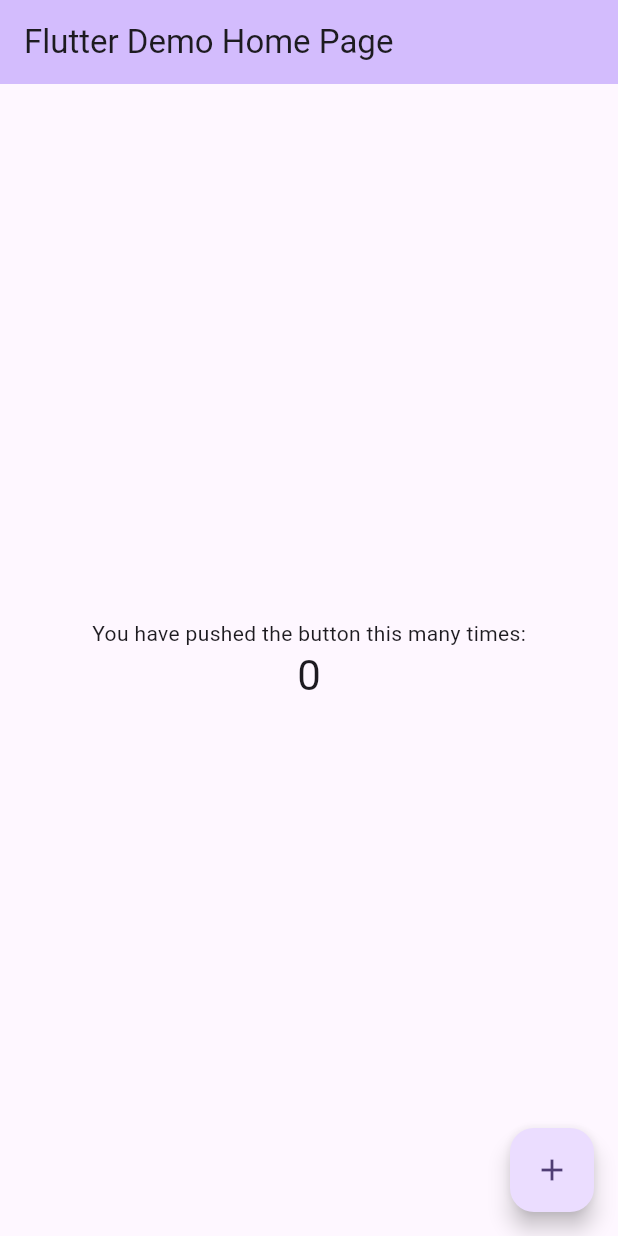
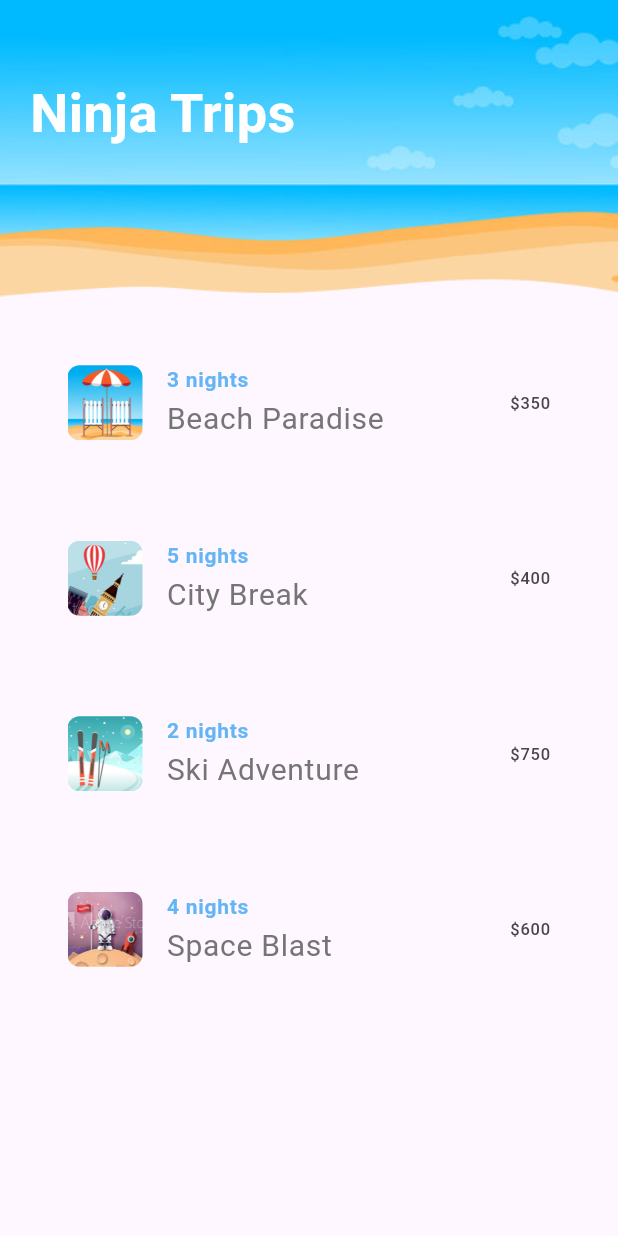
Before and after one commit to ajayrana78767/Learning-Animations, a Flutter app: the screen it shows after launch, on a phone screen of 412 x 824 dp. Run offline on Flutter 3.47's test engine with Material 3 defaults, Android fonts, the phone set to English and light mode, and no system bars; our stand-ins replace lorem_ipsum.

Commit message:
Home & Detail Screen

```diff
--- a/lib/main.dart
+++ b/lib/main.dart
@@ -1,4 +1,5 @@
 import 'package:flutter/material.dart';
+import 'package:learning_animations/screens/home_screen.dart';
 
 void main() {
   runApp(const MyApp());
@@ -13,113 +14,11 @@ class MyApp extends StatelessWidget {
     return MaterialApp(
       title: 'Flutter Demo',
       theme: ThemeData(
-        // This is the theme of your application.
-        //
-        // TRY THIS: Try running your application with "flutter run". You'll see
-        // the application has a purple toolbar. Then, without quitting the app,
-        // try changing the seedColor in the colorScheme below to Colors.green
-        // and then invoke "hot reload" (save your changes or press the "hot
-        // reload" button in a Flutter-supported IDE, or press "r" if you used
-        // the command line to start the app).
-        //
-        // Notice that the counter didn't reset back to zero; the application
-        // state is not lost during the reload. To reset the state, use hot
-        // restart instead.
-        //
-        // This works for code too, not just values: Most code changes can be
-        // tested with just a hot reload.
+
         colorScheme: ColorScheme.fromSeed(seedColor: Colors.deepPurple),
         useMaterial3: true,
       ),
-      home: const MyHomePage(title: 'Flutter Demo Home Page'),
+      home:  HomeScreen(),
     );
   }
 }
-
-class MyHomePage extends StatefulWidget {
-  const MyHomePage({super.key, required this.title});
-
-  // This widget is the home page of your application. It is stateful, meaning
-  // that it has a State object (defined below) that contains fields that affect
-  // how it looks.
-
-  // This class is the configuration for the state. It holds the values (in this
-  // case the title) provided by the parent (in this case the App widget) and
-  // used by the build method of the State. Fields in a Widget subclass are
-  // always marked "final".
-
-  final String title;
-
-  @override
-  State<MyHomePage> createState() => _MyHomePageState();
-}
-
-class _MyHomePageState extends State<MyHomePage> {
-  int _counter = 0;
-
-  void _incrementCounter() {
-    setState(() {
-      // This call to setState tells the Flutter framework that something has
-      // changed in this State, which causes it to rerun the build method below
-      // so that the display can reflect the updated values. If we changed
-      // _counter without calling setState(), then the build method would not be
-      // called again, and so nothing would appear to happen.
-      _counter++;
-    });
-  }
-
-  @override
-  Widget build(BuildContext context) {
-    // This method is rerun every time setState is called, for instance as done
-    // by the _incrementCounter method above.
-    //
-    // The Flutter framework has been optimized to make rerunning build methods
-    // fast, so that you can just rebuild anything that needs updating rather
-    // than having to individually change instances of widgets.
-    return Scaffold(
-      appBar: AppBar(
-        // TRY THIS: Try changing the color here to a specific color (to
-        // Colors.amber, perhaps?) and trigger a hot reload to see the AppBar
-        // change color while the other colors stay the same.
-        backgroundColor: Theme.of(context).colorScheme.inversePrimary,
-        // Here we take the value from the MyHomePage object that was created by
-        // the App.build method, and use it to set our appbar title.
-        title: Text(widget.title),
-      ),
-      body: Center(
-        // Center is a layout widget. It takes a single child and positions it
-        // in the middle of the parent.
-        child: Column(
-          // Column is also a layout widget. It takes a list of children and
-          // arranges them vertically. By default, it sizes itself to fit its
-          // children horizontally, and tries to be as tall as its parent.
-          //
-          // Column has various properties to control how it sizes itself and
-          // how it positions its children. Here we use mainAxisAlignment to
-          // center the children vertically; the main axis here is the vertical
-          // axis because Columns are vertical (the cross axis would be
-          // horizontal).
-          //
-          // TRY THIS: Invoke "debug painting" (choose the "Toggle Debug Paint"
-          // action in the IDE, or press "p" in the console), to see the
-          // wireframe for each widget.
-          mainAxisAlignment: MainAxisAlignment.center,
-          children: <Widget>[
-            const Text(
-              'You have pushed the button this many times:',
-            ),
-            Text(
-              '$_counter',
-              style: Theme.of(context).textTheme.headlineMedium,
-            ),
-          ],
-        ),
-      ),
-      floatingActionButton: FloatingActionButton(
-        onPressed: _incrementCounter,
-        tooltip: 'Increment',
-        child: const Icon(Icons.add),
-      ), // This trailing comma makes auto-formatting nicer for build methods.
-    );
-  }
-}
--- /dev/null
+++ b/lib/models/trip.dart
@@ -0,0 +1,8 @@
+class Trip {
+  final String title;
+  final String price;
+  final String nights;
+  final String img;
+
+  Trip({required this.title, required this.price, required this.nights, required this.img});
+}
--- /dev/null
+++ b/lib/screens/home_screen.dart
@@ -0,0 +1,41 @@
+import 'package:flutter/material.dart';
+import 'package:learning_animations/shared/screen_title.dart';
+import 'package:learning_animations/shared/trip_list.dart';
+
+class HomeScreen extends StatefulWidget {
+  @override
+  _HomeScreenState createState() => _HomeScreenState();
+}
+
+class _HomeScreenState extends State<HomeScreen> {
+
+  @override
+  Widget build(BuildContext context) {
+    return Scaffold(
+      body: Container(
+        padding: EdgeInsets.all(20),
+        decoration: BoxDecoration(
+          image: DecorationImage(
+            image: AssetImage("assets/images/bg.png"),
+            fit: BoxFit.fitWidth,
+            alignment: Alignment.topLeft
+          ),
+        ),
+        child: Column(
+          crossAxisAlignment: CrossAxisAlignment.start,
+          children: <Widget>[
+            SizedBox(height: 30),
+            SizedBox(
+              height: 160,
+              child: ScreenTitle(text: 'Ninja Trips'),
+            ),
+            Flexible(
+              child: TripList(),
+            )
+            //Sandbox(),
+          ],
+        )
+      )
+    );
+  }
+}
--- /dev/null
+++ b/lib/shared/screen_title.dart
@@ -0,0 +1,17 @@
+import 'package:flutter/material.dart';
+
+class ScreenTitle extends StatelessWidget {
+  final String text;
+
+  const ScreenTitle({super.key,required this.text});
+
+
+
+  @override
+  Widget build(BuildContext context) {
+    return Text(
+      text,
+      style: const TextStyle(fontSize: 36, color: Colors.white, fontWeight: FontWeight.bold),
+    );
+  }
+}
--- /dev/null
+++ b/lib/shared/trip_list.dart
@@ -0,0 +1,73 @@
+// ignore_for_file: prefer_final_fields, no_leading_underscores_for_local_identifiers
+
+import 'package:flutter/material.dart';
+import 'package:learning_animations/models/trip.dart';
+import 'package:learning_animations/screens/details_screen.dart';
+
+class TripList extends StatefulWidget {
+  const TripList({super.key});
+
+  @override
+  _TripListState createState() => _TripListState();
+}
+
+class _TripListState extends State<TripList> {
+  List<Widget> _tripTiles = [];
+  final GlobalKey _listKey = GlobalKey();
+
+  @override
+  void initState() {
+    super.initState();
+    _addTrips();
+  }
+
+  void _addTrips() {
+    // get data from db
+    List<Trip> _trips = [
+      Trip(title: 'Beach Paradise', price: '350', nights: '3', img: 'assets/images/beach.png'),
+      Trip(title: 'City Break', price: '400', nights: '5', img: 'assets/images/city.png'),
+      Trip(title: 'Ski Adventure', price: '750', nights: '2', img: 'assets/images/ski.png'),
+      Trip(title: 'Space Blast', price: '600', nights: '4', img: 'assets/images/space.png'),
+    ];
+
+    _trips.forEach((Trip trip) {
+      _tripTiles.add(_buildTile(trip));
+    });
+  }
+
+  Widget _buildTile(Trip trip) {
+    return ListTile(
+      onTap: () {
+        Navigator.push(context, MaterialPageRoute(builder: (context) => DetailsScreen(trip: trip)));
+      },
+      contentPadding: const EdgeInsets.all(25),
+      title: Column(
+        crossAxisAlignment: CrossAxisAlignment.start,
+        children: <Widget>[
+          Text('${trip.nights} nights',
+              style: TextStyle(fontSize: 14, fontWeight: FontWeight.bold, color: Colors.blue[300])),
+          Text(trip.title, style: TextStyle(fontSize: 20, color: Colors.grey[600])),
+        ],
+      ),
+      leading: ClipRRect(
+        borderRadius: BorderRadius.circular(8.0),
+        child: Image.asset(
+          trip.img,
+          height: 50.0,
+        ),
+      ),
+      trailing: Text('\$${trip.price}'),
+    );
+  }
+
+  @override
+  Widget build(BuildContext context) {
+    return ListView.builder(
+      key: _listKey,
+      itemCount: _tripTiles.length,
+      itemBuilder: (context, index) {
+        return _tripTiles[index];
+      }
+    );
+  }
+}
```
Also changed, not shown: lib/screens/details_screen.dart (added, +63 -0 lines), lib/shared/heart.dart (added, +24 -0 lines), pubspec.yaml (+5 -3 lines), assets/images/beach.png (added), assets/images/bg.png (added), assets/images/city.png (added), assets/images/ski.jpg (added), assets/images/ski.png (added), assets/images/space.png (added), pubspec.lock.
